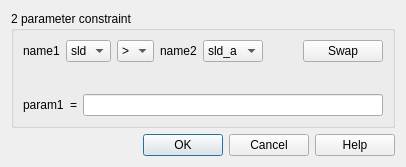
Before: the Qt Designer form src/sas/qtgui/Perspectives/Fitting/UI/ComplexConstraintUI.ui in SasView/sasview, drawn with Qt 5.
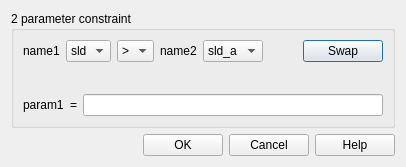
After: the same form once the commit is applied.

Commit message: Minor corrections to GUI and unit tests

Diff of the .ui file:
```diff
--- a/src/sas/qtgui/Perspectives/Fitting/UI/ComplexConstraintUI.ui
+++ b/src/sas/qtgui/Perspectives/Fitting/UI/ComplexConstraintUI.ui
@@ -165,7 +165,7 @@
         <string>OK</string>
        </property>
        <property name="default">
-        <bool>true</bool>
+        <bool>false</bool>
        </property>
       </widget>
      </item>
```
The commit also changes 4 other files.
